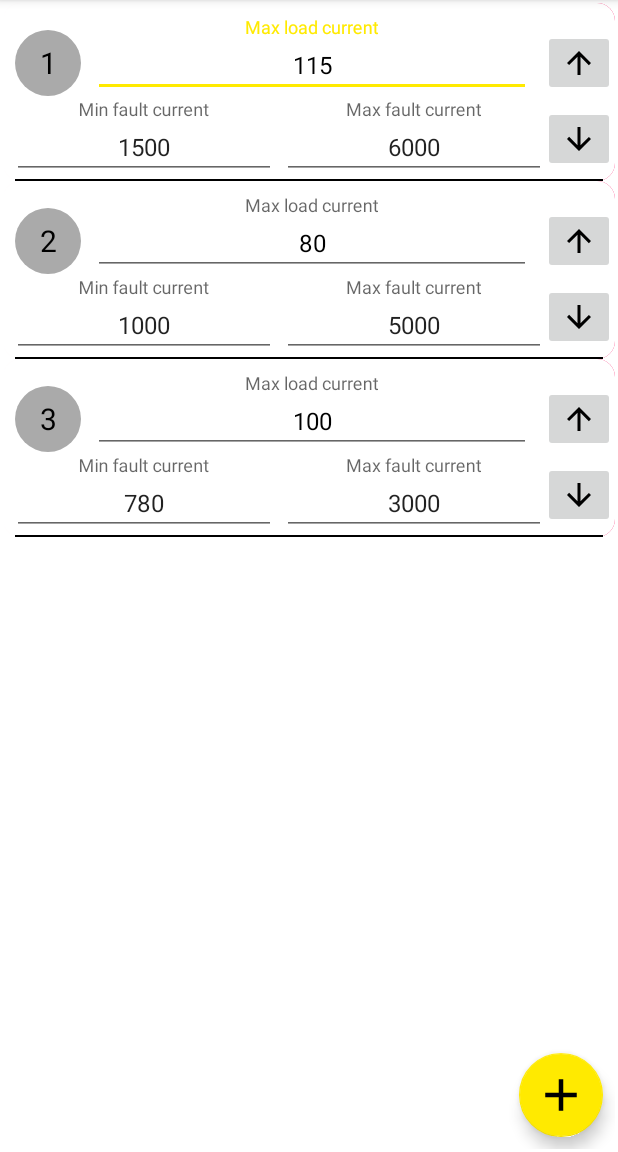
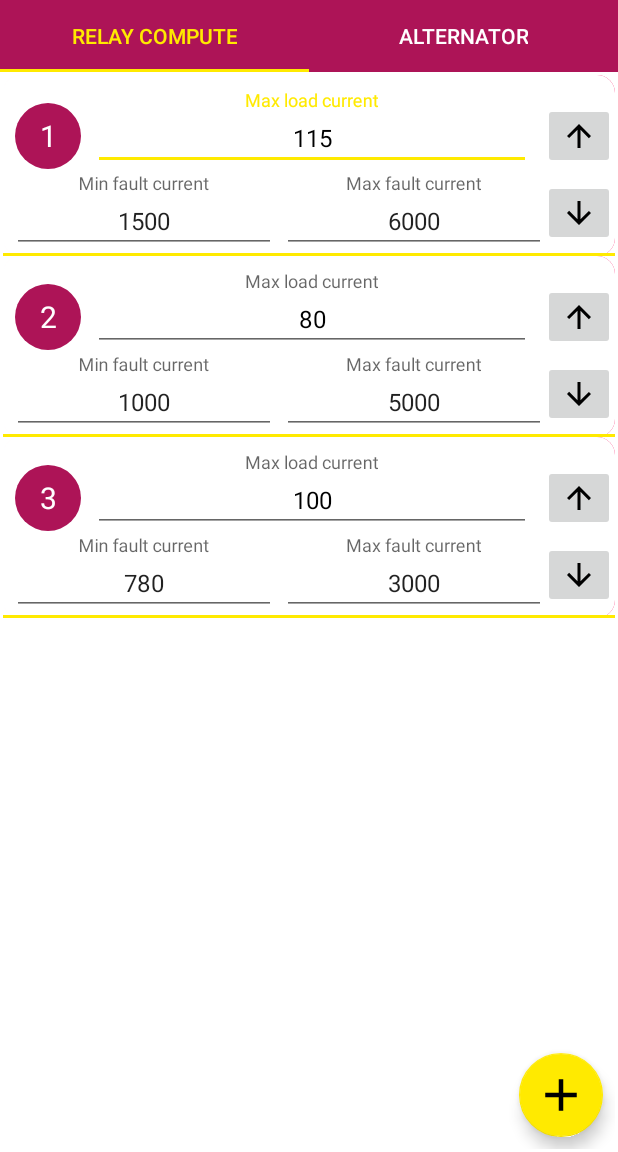
Before and after one commit to Harsh2098/Relay-Sync, an Android app: the screen it shows after launch (MainActivity), on a phone screen of 412 x 824 dp, the part 84-1236 px from its top. Run offline under Robolectric (Android 15) with nearby library versions, the phone set to English and light mode, and no system bars.

Commit message:
Add alternator sub fragment

```diff
--- a/app/src/main/java/com/hmproductions/relaysync/MainActivity.kt
+++ b/app/src/main/java/com/hmproductions/relaysync/MainActivity.kt
@@ -1,106 +1,37 @@
 package com.hmproductions.relaysync
 
 import android.os.Bundle
-import android.view.LayoutInflater
 import android.view.Menu
 import android.view.MenuItem
-import android.view.View
-import androidx.appcompat.app.AlertDialog
 import androidx.appcompat.app.AppCompatActivity
+import androidx.core.content.ContextCompat
 import androidx.lifecycle.ViewModelProviders
-import androidx.recyclerview.widget.ItemTouchHelper
-import androidx.recyclerview.widget.LinearLayoutManager
-import androidx.recyclerview.widget.RecyclerView
-import androidx.swiperefreshlayout.widget.SwipeRefreshLayout
-import com.hmproductions.relaysync.data.Bus
+import com.hmproductions.relaysync.adapter.ContentAdapter
 import com.hmproductions.relaysync.data.RelayViewModel
-import com.hmproductions.relaysync.adapter.BusRecyclerAdapter
-import com.hmproductions.relaysync.utils.RelayItemTouchHelper
-import com.hmproductions.relaysync.adapter.RelayRecyclerAdapter
-import com.hmproductions.relaysync.utils.computeRelayParameters
+import com.hmproductions.relaysync.fragments.RelayFragment
 import kotlinx.android.synthetic.main.activity_main.*
-import org.jetbrains.anko.toast
 
-class MainActivity : AppCompatActivity(), BusRecyclerAdapter.RelayClickListener,
-    SwipeRefreshLayout.OnRefreshListener, RelayItemTouchHelper.RelayItemTouchHelperListener {
+
+class MainActivity : AppCompatActivity() {
 
     private lateinit var model: RelayViewModel
-    private var busAdapter: BusRecyclerAdapter? = null
 
     override fun onCreate(savedInstanceState: Bundle?) {
         super.onCreate(savedInstanceState)
         setContentView(R.layout.activity_main)
 
+        setSupportActionBar(mainToolBar)
         model = ViewModelProviders.of(this).get(RelayViewModel::class.java)
-        busAdapter = BusRecyclerAdapter(null, this, this)
 
-        setupRecyclerView()
-        setupFab()
-        relaySwipeRefreshLayout.setOnRefreshListener(this)
+        contentViewPager.adapter = ContentAdapter(supportFragmentManager)
 
-        populateSampleData()
-    }
+        tabLayout.setupWithViewPager(contentViewPager)
+        tabLayout.setTabTextColors(
+            ContextCompat.getColor(this, R.color.white),
+            ContextCompat.getColor(this, R.color.colorAccent)
+        )
 
-    private fun setupRecyclerView() {
-        with(busesRecyclerView) {
-            layoutManager = LinearLayoutManager(this@MainActivity)
-            adapter = busAdapter
-            setHasFixedSize(false)
-
-            val itemTouchHelper = ItemTouchHelper(RelayItemTouchHelper(0, ItemTouchHelper.LEFT, this@MainActivity))
-            itemTouchHelper.attachToRecyclerView(this)
-        }
-    }
-
-    private fun setupFab() {
-        addFab.setOnClickListener {
-            if (model.busList.size == 0) emptyListLayout.visibility = View.GONE
-            model.busList = busAdapter?.updatedList as MutableList<Bus>
-            model.insertBus()
-            busAdapter?.insertAtLast(model.busList)
-        }
-    }
-
-    override fun onUpButtonClick(position: Int) {
-        model.busList = busAdapter?.updatedList as MutableList<Bus>
-        val moved = model.moveUp(position)
-        if (moved) busAdapter?.itemsChanged(model.busList, position - 1, 2)
-    }
-
-    override fun onDownButtonClick(position: Int) {
-        model.busList = busAdapter?.updatedList as MutableList<Bus>
-        val moved = model.moveDown(position)
-        if (moved) busAdapter?.itemsChanged(model.busList, position, 2)
-    }
-
-    override fun onSwiped(viewHolder: RecyclerView.ViewHolder, direction: Int, position: Int) {
-        model.deleteBus(position)
-        if (model.busList.size == 0) emptyListLayout.visibility = View.VISIBLE
-        busAdapter?.deleteRelay(model.busList, position)
-    }
-
-    override fun onRefresh() {
-        toast("Relays updated")
-        relaySwipeRefreshLayout.isRefreshing = false
-    }
-
-    private fun populateSampleData() {
-        emptyListLayout.visibility = View.GONE
-        model.insertBus(115, 1500, 6000)
-        busAdapter?.insertAtLast(model.busList)
-        model.insertBus(80, 1000, 5000)
-        busAdapter?.insertAtLast(model.busList)
-        model.insertBus(100, 780, 3000)
-        busAdapter?.insertAtLast(model.busList)
-    }
-
-    private fun validateBuses(): Boolean {
-        for(bus in model.busList) {
-            if(bus.maxFaultCurrent == -1 || bus.minFaultCurrent == -1 || bus.loadCurrent == -1)
-                return false
-        }
-
-        return true
+        tabLayout.setBackgroundColor(ContextCompat.getColor(this, R.color.colorPrimary))
     }
 
     override fun onCreateOptionsMenu(menu: Menu?): Boolean {
@@ -112,28 +43,13 @@ class MainActivity : AppCompatActivity(), BusRecyclerAdapter.RelayClickListener,
 
         when (item?.itemId) {
             R.id.calculate_action -> {
-                model.busList = busAdapter?.updatedList as MutableList<Bus>
-
-                val valid = validateBuses()
-                if(!valid) {
-                    toast("Invalid bus parameters")
-                    return super.onOptionsItemSelected(item)
+                val page = supportFragmentManager.findFragmentByTag(
+                    "android:switcher:" + R.id.contentViewPager + ":" +
+                            contentViewPager.currentItem
+                )
+                when (contentViewPager.currentItem) {
+                    0 -> (page as RelayFragment).calculateRelayParameters()
                 }
-
-                val relays = computeRelayParameters(model.busList)
-
-                val hostRoomView = LayoutInflater.from(this).inflate(R.layout.relay_answer_layout, null)
-
-                with(hostRoomView.findViewById(R.id.relaysRecyclerView) as RecyclerView) {
-                    layoutManager = LinearLayoutManager(this@MainActivity)
-                    adapter = RelayRecyclerAdapter(this@MainActivity, relays)
-                    setHasFixedSize(true)
-                }
-
-                AlertDialog.Builder(this)
-                    .setView(hostRoomView)
-                    .setCancelable(true)
-                    .show()
             }
         }
 
--- /dev/null
+++ b/app/src/main/java/com/hmproductions/relaysync/adapter/ContentAdapter.kt
@@ -0,0 +1,31 @@
+package com.hmproductions.relaysync.adapter
+
+import androidx.fragment.app.Fragment
+import androidx.fragment.app.FragmentManager
+import androidx.fragment.app.FragmentPagerAdapter
+import com.hmproductions.relaysync.fragments.AlternatorFragment
+import com.hmproductions.relaysync.fragments.RelayFragment
+
+class ContentAdapter(fragmentManager: FragmentManager) : FragmentPagerAdapter(fragmentManager) {
+
+    override fun getItem(position: Int): Fragment {
+        return when (position) {
+            0 -> RelayFragment()
+            else -> AlternatorFragment()
+        }
+    }
+
+    override fun getCount() = NUMBER_OF_FRAGMENTS
+
+    override fun getPageTitle(position: Int): CharSequence? {
+
+        return when (position) {
+            0 -> "Relay Compute"
+            else -> "Alternator"
+        }
+    }
+
+    companion object {
+        private const val NUMBER_OF_FRAGMENTS = 2
+    }
+}
--- /dev/null
+++ b/app/src/main/java/com/hmproductions/relaysync/fragments/AlternatorFragment.kt
@@ -0,0 +1,29 @@
+package com.hmproductions.relaysync.fragments
+
+import android.os.Bundle
+import android.view.LayoutInflater
+import android.view.View
+import android.view.ViewGroup
+import androidx.fragment.app.Fragment
+import androidx.lifecycle.ViewModelProviders
+import com.hmproductions.relaysync.R
+import com.hmproductions.relaysync.data.RelayViewModel
+
+class AlternatorFragment : Fragment() {
+
+    private lateinit var model: RelayViewModel
+
+    override fun onCreate(savedInstanceState: Bundle?) {
+        super.onCreate(savedInstanceState)
+        model = activity?.run { ViewModelProviders.of(this).get(RelayViewModel::class.java) }
+            ?: throw Exception("Invalid activity")
+    }
+
+    override fun onCreateView(inflater: LayoutInflater, container: ViewGroup?, savedInstanceState: Bundle?): View? {
+        return inflater.inflate(R.layout.relay_fragment, container, false)
+    }
+
+    override fun onViewCreated(view: View, savedInstanceState: Bundle?) {
+
+    }
+}
--- /dev/null
+++ b/app/src/main/java/com/hmproductions/relaysync/fragments/RelayFragment.kt
@@ -0,0 +1,139 @@
+package com.hmproductions.relaysync.fragments
+
+import android.os.Bundle
+import android.view.LayoutInflater
+import android.view.View
+import android.view.ViewGroup
+import androidx.appcompat.app.AlertDialog
+import androidx.fragment.app.Fragment
+import androidx.lifecycle.ViewModelProviders
+import androidx.recyclerview.widget.ItemTouchHelper
+import androidx.recyclerview.widget.LinearLayoutManager
+import androidx.recyclerview.widget.RecyclerView
+import androidx.swiperefreshlayout.widget.SwipeRefreshLayout
+import com.hmproductions.relaysync.R
+import com.hmproductions.relaysync.adapter.BusRecyclerAdapter
+import com.hmproductions.relaysync.adapter.RelayRecyclerAdapter
+import com.hmproductions.relaysync.data.Bus
+import com.hmproductions.relaysync.data.RelayViewModel
+import com.hmproductions.relaysync.utils.RelayItemTouchHelper
+import com.hmproductions.relaysync.utils.computeRelayParameters
+import kotlinx.android.synthetic.main.relay_fragment.*
+import org.jetbrains.anko.toast
+
+class RelayFragment : Fragment(), BusRecyclerAdapter.RelayClickListener,
+    SwipeRefreshLayout.OnRefreshListener, RelayItemTouchHelper.RelayItemTouchHelperListener {
+
+    private lateinit var model: RelayViewModel
+    private var busAdapter: BusRecyclerAdapter? = null
+
+    override fun onCreate(savedInstanceState: Bundle?) {
+        super.onCreate(savedInstanceState)
+        model = activity?.run { ViewModelProviders.of(this).get(RelayViewModel::class.java) }
+            ?: throw Exception("Invalid activity")
+    }
+
+    override fun onCreateView(inflater: LayoutInflater, container: ViewGroup?, savedInstanceState: Bundle?): View? {
+        return inflater.inflate(R.layout.relay_fragment, container, false)
+    }
+
+    override fun onViewCreated(view: View, savedInstanceState: Bundle?) {
+
+        busAdapter = BusRecyclerAdapter(null, context, this)
+
+        setupRecyclerView()
+        setupFab()
+        relaySwipeRefreshLayout.setOnRefreshListener(this)
+
+        populateSampleData()
+    }
+
+
+    private fun setupRecyclerView() {
+        with(busesRecyclerView) {
+            layoutManager = LinearLayoutManager(context)
+            adapter = busAdapter
+            setHasFixedSize(false)
+
+            val itemTouchHelper = ItemTouchHelper(RelayItemTouchHelper(0, ItemTouchHelper.LEFT, this@RelayFragment))
+            itemTouchHelper.attachToRecyclerView(this)
+        }
+    }
+
+    private fun setupFab() {
+        addFab.setOnClickListener {
+            if (model.busList.size == 0) emptyListLayout.visibility = View.GONE
+            model.busList = busAdapter?.updatedList as MutableList<Bus>
+            model.insertBus()
+            busAdapter?.insertAtLast(model.busList)
+        }
+    }
+
+    override fun onUpButtonClick(position: Int) {
+        model.busList = busAdapter?.updatedList as MutableList<Bus>
+        val moved = model.moveUp(position)
+        if (moved) busAdapter?.itemsChanged(model.busList, position - 1, 2)
+    }
+
+    override fun onDownButtonClick(position: Int) {
+        model.busList = busAdapter?.updatedList as MutableList<Bus>
+        val moved = model.moveDown(position)
+        if (moved) busAdapter?.itemsChanged(model.busList, position, 2)
+    }
+
+    override fun onSwiped(viewHolder: RecyclerView.ViewHolder, direction: Int, position: Int) {
+        model.deleteBus(position)
+        if (model.busList.size == 0) emptyListLayout.visibility = View.VISIBLE
+        busAdapter?.deleteRelay(model.busList, position)
+    }
+
+    override fun onRefresh() {
+        context?.toast("Relays updated")
+        relaySwipeRefreshLayout.isRefreshing = false
+    }
+
+    private fun populateSampleData() {
+        emptyListLayout.visibility = View.GONE
+        model.insertBus(115, 1500, 6000)
+        busAdapter?.insertAtLast(model.busList)
+        model.insertBus(80, 1000, 5000)
+        busAdapter?.insertAtLast(model.busList)
+        model.insertBus(100, 780, 3000)
+        busAdapter?.insertAtLast(model.busList)
+    }
+
+    fun calculateRelayParameters() {
+
+        model.busList = busAdapter?.updatedList as MutableList<Bus>
+
+        val valid = validateBuses()
+        if (!valid) {
+            context?.toast("Invalid bus parameters")
+            return
+        }
+
+        val relays = computeRelayParameters(model.busList)
+
+        val hostRoomView = LayoutInflater.from(context).inflate(R.layout.relay_answer_layout, null)
+
+        with(hostRoomView.findViewById(R.id.relaysRecyclerView) as RecyclerView) {
+            layoutManager = LinearLayoutManager(context)
+            adapter = RelayRecyclerAdapter(context, relays)
+            setHasFixedSize(true)
+        }
+
+        AlertDialog.Builder(context!!)
+            .setView(hostRoomView)
+            .setCancelable(true)
+            .show()
+    }
+
+    private fun validateBuses(): Boolean {
+        for (bus in model.busList) {
+            if (bus.maxFaultCurrent == -1 || bus.minFaultCurrent == -1 || bus.loadCurrent == -1)
+                return false
+        }
+
+        return true
+    }
+}
--- a/app/src/main/res/drawable/circle_background.xml
+++ b/app/src/main/res/drawable/circle_background.xml
@@ -1,7 +1,7 @@
 <?xml version="1.0" encoding="utf-8"?>
 <shape xmlns:android="http://schemas.android.com/apk/res/android"
     android:shape="oval">
-    <solid android:color="#AAA" />
+    <solid android:color="@color/colorPrimary" />
     <size
         android:width="44dp"
         android:height="44dp" />
--- a/app/src/main/res/layout/activity_main.xml
+++ b/app/src/main/res/layout/activity_main.xml
@@ -2,70 +2,36 @@
 <androidx.constraintlayout.widget.ConstraintLayout xmlns:android="http://schemas.android.com/apk/res/android"
     xmlns:app="http://schemas.android.com/apk/res-auto"
     android:layout_width="match_parent"
-    android:layout_height="match_parent"
-    android:background="@color/white"
-    android:padding="2dp">
+    android:layout_height="match_parent">
 
-    <androidx.swiperefreshlayout.widget.SwipeRefreshLayout
-        android:id="@+id/relaySwipeRefreshLayout"
+    <androidx.appcompat.widget.Toolbar
+        android:id="@+id/mainToolBar"
         android:layout_width="match_parent"
-        android:layout_height="match_parent"
-        app:layout_constraintBottom_toBottomOf="parent"
-        app:layout_constraintLeft_toLeftOf="parent"
-        app:layout_constraintRight_toRightOf="parent"
-        app:layout_constraintTop_toTopOf="parent">
+        android:layout_height="wrap_content"
+        android:background="@color/colorPrimary"
+        app:layout_constraintBottom_toTopOf="@+id/tabLayout"
+        app:layout_constraintEnd_toEndOf="parent"
+        app:layout_constraintHorizontal_bias="0.5"
+        app:layout_constraintStart_toStartOf="parent"
+        app:layout_constraintTop_toTopOf="parent"
+        app:titleTextColor="@color/white" />
 
-        <androidx.recyclerview.widget.RecyclerView
-            android:id="@+id/busesRecyclerView"
-            android:layout_width="match_parent"
-            android:layout_height="match_parent" />
+    <com.google.android.material.tabs.TabLayout
+        android:id="@+id/tabLayout"
+        android:layout_width="match_parent"
+        android:layout_height="wrap_content"
+        app:layout_constraintBottom_toTopOf="@+id/contentViewPager"
+        app:layout_constraintEnd_toEndOf="parent"
+        app:layout_constraintStart_toStartOf="parent"
+        app:layout_constraintTop_toBottomOf="@id/mainToolBar" />
 
-    </androidx.swiperefreshlayout.widget.SwipeRefreshLayout>
-
-    <com.google.android.material.floatingactionbutton.FloatingActionButton
-        android:id="@+id/addFab"
-        android:layout_width="wrap_content"
-        android:layout_height="wrap_content"
-        android:layout_marginEnd="8dp"
-        android:layout_marginBottom="8dp"
-        android:src="@drawable/add_icon"
+    <androidx.viewpager.widget.ViewPager
+        android:id="@+id/contentViewPager"
+        android:layout_width="match_parent"
+        android:layout_height="0dp"
         app:layout_constraintBottom_toBottomOf="parent"
         app:layout_constraintEnd_toEndOf="parent"
-        app:maxImageSize="36dp" />
-
-    <androidx.constraintlayout.widget.ConstraintLayout
-        android:id="@+id/emptyListLayout"
-        android:layout_width="match_parent"
-        android:layout_height="match_parent"
-        android:orientation="vertical"
-        android:visibility="visible"
-        app:layout_constraintBottom_toBottomOf="parent"
-        app:layout_constraintLeft_toLeftOf="parent"
-        app:layout_constraintRight_toRightOf="parent"
-        app:layout_constraintTop_toTopOf="parent">
-
-        <ImageView
-            android:id="@+id/hourGlassImageView"
-            android:layout_width="match_parent"
-            android:layout_height="210dp"
-            android:contentDescription="@string/empty_list"
-            android:src="@drawable/empty_icon"
-            app:layout_constraintBottom_toBottomOf="parent"
-            app:layout_constraintLeft_toLeftOf="parent"
-            app:layout_constraintRight_toRightOf="parent"
-            app:layout_constraintTop_toTopOf="parent"
-            app:layout_constraintVertical_bias="0.4" />
-
-        <TextView
-            android:layout_width="wrap_content"
-            android:layout_height="wrap_content"
-            android:text="@string/tap_button_to_add_a_relay"
-            android:textSize="18sp"
-            android:textStyle="italic"
-            app:layout_constraintLeft_toLeftOf="parent"
-            app:layout_constraintRight_toRightOf="parent"
-            app:layout_constraintTop_toBottomOf="@+id/hourGlassImageView" />
-
-    </androidx.constraintlayout.widget.ConstraintLayout>
+        app:layout_constraintStart_toStartOf="parent"
+        app:layout_constraintTop_toBottomOf="@+id/tabLayout" />
 
 </androidx.constraintlayout.widget.ConstraintLayout>
--- a/app/src/main/res/layout/bus_list_item.xml
+++ b/app/src/main/res/layout/bus_list_item.xml
@@ -62,7 +62,7 @@
             android:layout_marginEnd="8dp"
             android:background="@drawable/circle_background"
             android:gravity="center"
-            android:textColor="@color/neutral"
+            android:textColor="@color/white"
             android:textSize="20sp"
             app:layout_constraintBottom_toBottomOf="@+id/maxLoadTIL"
             app:layout_constraintEnd_toStartOf="@+id/maxLoadTIL"
@@ -171,10 +171,8 @@
 
         <View
             android:layout_width="match_parent"
-            android:layout_height="2px"
-            android:layout_marginStart="8dp"
-            android:layout_marginEnd="8dp"
-            android:background="@color/neutral"
+            android:layout_height="2dp"
+            android:background="@color/colorAccent"
             app:layout_constraintBottom_toBottomOf="parent"
             app:layout_constraintEnd_toEndOf="parent"
             app:layout_constraintStart_toStartOf="parent"
--- /dev/null
+++ b/app/src/main/res/layout/relay_fragment.xml
@@ -0,0 +1,71 @@
+<?xml version="1.0" encoding="utf-8"?>
+<androidx.constraintlayout.widget.ConstraintLayout xmlns:android="http://schemas.android.com/apk/res/android"
+    xmlns:app="http://schemas.android.com/apk/res-auto"
+    android:layout_width="match_parent"
+    android:layout_height="match_parent"
+    android:background="@color/white"
+    android:padding="2dp">
+
+    <androidx.swiperefreshlayout.widget.SwipeRefreshLayout
+        android:id="@+id/relaySwipeRefreshLayout"
+        android:layout_width="match_parent"
+        android:layout_height="match_parent"
+        app:layout_constraintBottom_toBottomOf="parent"
+        app:layout_constraintLeft_toLeftOf="parent"
+        app:layout_constraintRight_toRightOf="parent"
+        app:layout_constraintTop_toTopOf="parent">
+
+        <androidx.recyclerview.widget.RecyclerView
+            android:id="@+id/busesRecyclerView"
+            android:layout_width="match_parent"
+            android:layout_height="match_parent" />
+
+    </androidx.swiperefreshlayout.widget.SwipeRefreshLayout>
+
+    <com.google.android.material.floatingactionbutton.FloatingActionButton
+        android:id="@+id/addFab"
+        android:layout_width="wrap_content"
+        android:layout_height="wrap_content"
+        android:layout_marginEnd="8dp"
+        android:layout_marginBottom="8dp"
+        android:src="@drawable/add_icon"
+        app:layout_constraintBottom_toBottomOf="parent"
+        app:layout_constraintEnd_toEndOf="parent"
+        app:maxImageSize="36dp" />
+
+    <androidx.constraintlayout.widget.ConstraintLayout
+        android:id="@+id/emptyListLayout"
+        android:layout_width="match_parent"
+        android:layout_height="match_parent"
+        android:orientation="vertical"
+        android:visibility="visible"
+        app:layout_constraintBottom_toBottomOf="parent"
+        app:layout_constraintLeft_toLeftOf="parent"
+        app:layout_constraintRight_toRightOf="parent"
+        app:layout_constraintTop_toTopOf="parent">
+
+        <ImageView
+            android:id="@+id/hourGlassImageView"
+            android:layout_width="match_parent"
+            android:layout_height="210dp"
+            android:contentDescription="@string/empty_list"
+            android:src="@drawable/empty_icon"
+            app:layout_constraintBottom_toBottomOf="parent"
+            app:layout_constraintLeft_toLeftOf="parent"
+            app:layout_constraintRight_toRightOf="parent"
+            app:layout_constraintTop_toTopOf="parent"
+            app:layout_constraintVertical_bias="0.4" />
+
+        <TextView
+            android:layout_width="wrap_content"
+            android:layout_height="wrap_content"
+            android:text="@string/tap_button_to_add_a_relay"
+            android:textSize="18sp"
+            android:textStyle="italic"
+            app:layout_constraintLeft_toLeftOf="parent"
+            app:layout_constraintRight_toRightOf="parent"
+            app:layout_constraintTop_toBottomOf="@+id/hourGlassImageView" />
+
+    </androidx.constraintlayout.widget.ConstraintLayout>
+
+</androidx.constraintlayout.widget.ConstraintLayout>
--- a/app/src/main/res/values/styles.xml
+++ b/app/src/main/res/values/styles.xml
@@ -1,7 +1,7 @@
 <resources>
 
     <!-- Base application theme. -->
-    <style name="AppTheme" parent="Theme.AppCompat.Light.DarkActionBar">
+    <style name="AppTheme" parent="Theme.AppCompat.Light.NoActionBar">
         <!-- Customize your theme here. -->
         <item name="colorPrimary">@color/colorPrimary</item>
         <item name="colorPrimaryDark">@color/colorPrimaryDark</item>
```
